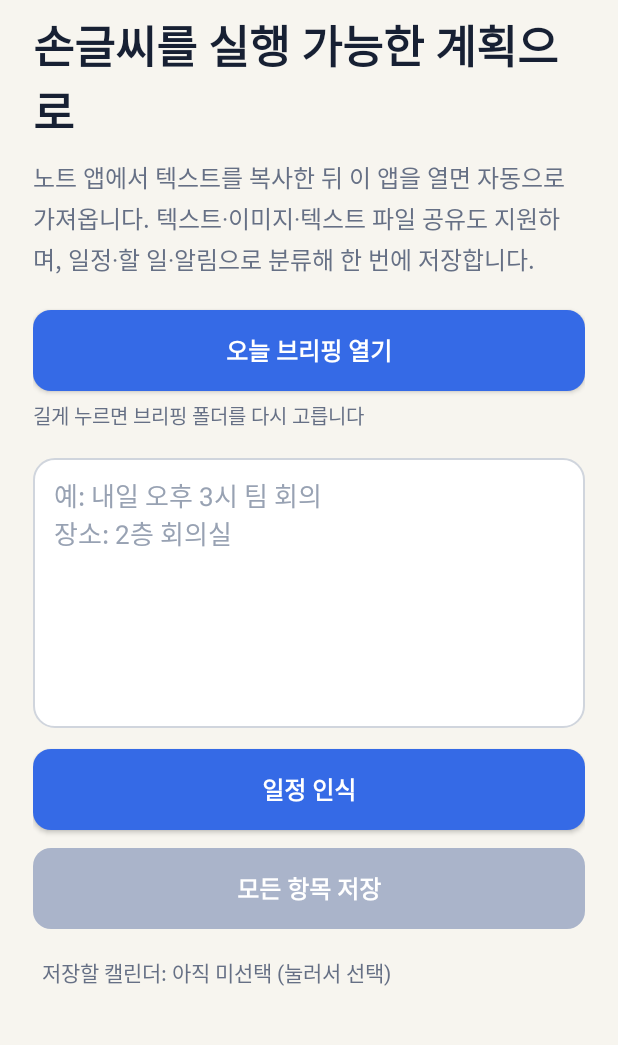
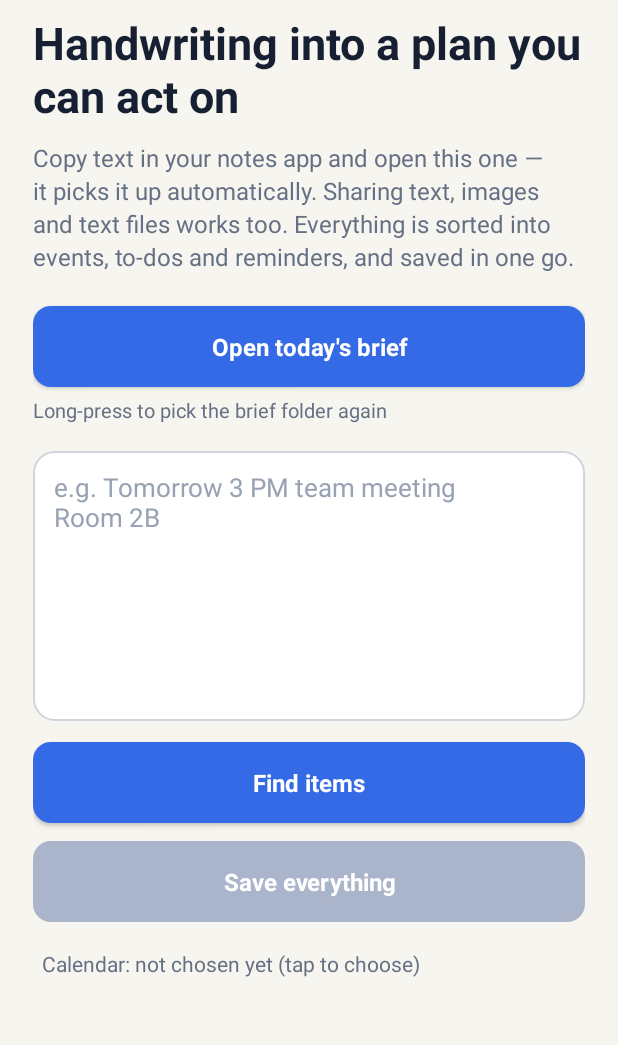
Before and after one commit to terrysf-web/nebo-companion, an Android app: the screen it shows after launch (MainActivity), on a phone screen of 412 x 824 dp, the part 70-1115 px from its top. Run offline under Robolectric (Android 15) with nearby library versions, the phone set to English and light mode, and no system bars; libraries missing offline, so code that uses them is left out: com.google.mlkit.vision.

Commit message:
App UI in English, Korean moved to values-ko
Every user-facing string was Korean, including the ones hard-coded in
MainActivity and ReminderReceiver. English is now the default resource
set and the Korean text moved to values-ko, so a Korean-locale device
still sees Korean and nothing is lost.

The parser regexes stay as they are: they read what the user writes,
not what the app displays.

Co-Authored-By: Claude Opus 5 <noreply@anthropic.com>
Claude-Session: https://claude.ai/code/session_012ZYx8escR3P1aUaBEPEG39

```diff
--- a/app/src/main/java/com/terry/nebocompanion/EventParser.kt
+++ b/app/src/main/java/com/terry/nebocompanion/EventParser.kt
@@ -38,7 +38,7 @@ class EventParser(private val clock: Clock = Clock.systemDefaultZone()) {
         val consumed = dateResult.ranges + timeResult.ranges + reminderResult.ranges
         val title = cleanTitle(source, consumed)
         return ParsedEvent(
-            title = title.ifBlank { "Nebo 일정" },
+            title = title.ifBlank { "Nebo event" },
             description = source,
             start = start,
             end = start.plusHours(1),
--- a/app/src/main/res/values/strings.xml
+++ b/app/src/main/res/values/strings.xml
@@ -1,31 +1,42 @@
 <resources>
     <string name="app_name">Nebo Companion</string>
-    <string name="headline">손글씨를 실행 가능한 계획으로</string>
-    <string name="description">노트 앱에서 텍스트를 복사한 뒤 이 앱을 열면 자동으로 가져옵니다. 텍스트·이미지·텍스트 파일 공유도 지원하며, 일정·할 일·알림으로 분류해 한 번에 저장합니다.</string>
-    <string name="note_hint">예: 내일 오후 3시 팀 회의\n장소: 2층 회의실</string>
-    <string name="analyze">일정 인식</string>
-    <string name="add_calendar">모든 항목 저장</string>
-    <string name="no_event">날짜와 시간을 찾지 못했습니다. 예: “7월 20일 오후 2시 치과”</string>
-    <string name="event_ready">인식된 일정</string>
-    <string name="calendar_missing">일정을 받을 수 있는 캘린더 앱이 없습니다.</string>
-    <string name="calendar_permission">일정과 리마인더를 저장하려면 캘린더 권한이 필요합니다.</string>
-    <string name="calendar_saved">일정과 리마인더를 저장했습니다.</string>
-    <string name="calendar_save_failed">저장할 수 있는 캘린더를 찾지 못했습니다.</string>
-    <string name="ocr_running">손글씨 이미지를 읽는 중…</string>
-    <string name="ocr_empty">이미지에서 글자를 찾지 못했습니다. 글씨를 조금 더 크고 진하게 써보세요.</string>
-    <string name="ocr_failed">이미지 인식 실패: %1$s</string>
-    <string name="ocr_open_failed">공유된 파일을 열 수 없습니다 (%1$s). Nebo에서 이미지 형식으로 공유했는지 확인해주세요.</string>
-    <string name="choose_calendar">저장할 캘린더 선택</string>
-    <string name="calendar_target">저장 위치: %1$s (눌러서 변경)</string>
-    <string name="calendar_target_unset">저장할 캘린더: 아직 미선택 (눌러서 선택)</string>
-    <string name="calendar_fallback">캘린더 앱이 열립니다. 저장 버튼을 눌러 완료해주세요.</string>
-    <string name="clipboard_imported">복사한 텍스트를 자동으로 가져왔습니다.</string>
-    <string name="open_brief">오늘 브리핑 열기</string>
-    <string name="brief_hint">길게 누르면 브리핑 폴더를 다시 고릅니다</string>
-    <string name="brief_loaded">브리핑을 가져왔습니다. Nebo에서 구분선 아래에 계획을 쓴 뒤 공유하세요.</string>
-    <string name="brief_not_found">%1$s 파일이 없습니다. 폴더가 맞는지, 오늘 브리핑이 동기화됐는지 확인하세요. (길게 눌러 폴더 변경)</string>
-    <string name="brief_read_failed">브리핑 파일을 읽지 못했습니다 (%1$s)</string>
-    <string name="brief_empty">브리핑 파일이 비어 있습니다.</string>
-    <string name="brief_folder_failed">폴더 접근 권한을 저장하지 못했습니다. 다시 선택해주세요.</string>
-    <string name="brief_no_picker">파일 선택기를 열 수 없습니다.</string>
+    <string name="headline">Handwriting into a plan you can act on</string>
+    <string name="description">Copy text in your notes app and open this one — it picks it up automatically. Sharing text, images and text files works too. Everything is sorted into events, to-dos and reminders, and saved in one go.</string>
+    <string name="note_hint">e.g. Tomorrow 3 PM team meeting\nRoom 2B</string>
+    <string name="analyze">Find items</string>
+    <string name="add_calendar">Save everything</string>
+    <string name="no_event">No date and time found. Try “July 20 at 2 PM, dentist”.</string>
+    <string name="event_ready">Recognised event</string>
+    <string name="calendar_missing">No app on this device can take a calendar event.</string>
+    <string name="calendar_permission">Saving events and reminders needs calendar permission.</string>
+    <string name="calendar_saved">Events and reminders saved.</string>
+    <string name="calendar_save_failed">No calendar available to save into.</string>
+    <string name="ocr_running">Reading the handwriting…</string>
+    <string name="ocr_empty">No text found in the image. Try writing a little larger and darker.</string>
+    <string name="ocr_failed">Could not read the image: %1$s</string>
+    <string name="ocr_open_failed">Could not open the shared file (%1$s). Check that Nebo shared it as an image.</string>
+    <string name="choose_calendar">Choose a calendar</string>
+    <string name="calendar_target">Saving to: %1$s (tap to change)</string>
+    <string name="calendar_target_unset">Calendar: not chosen yet (tap to choose)</string>
+    <string name="calendar_fallback">Your calendar app will open. Press save there to finish.</string>
+    <string name="clipboard_imported">Picked up the copied text.</string>
+    <string name="open_brief">Open today\'s brief</string>
+    <string name="brief_hint">Long-press to pick the brief folder again</string>
+    <string name="brief_loaded">Brief loaded. Write your plan below the line in Nebo, then share it back.</string>
+    <string name="brief_not_found">No %1$s here. Check the folder, and that today\'s brief has synced. (Long-press to change folder.)</string>
+    <string name="brief_read_failed">Could not read the brief file (%1$s)</string>
+    <string name="brief_empty">The brief file is empty.</string>
+    <string name="brief_folder_failed">Could not keep access to that folder. Please pick it again.</string>
+    <string name="brief_no_picker">No file picker available on this device.</string>
+    <string name="items_found">%1$d item(s) found</string>
+    <string name="type_event">Event</string>
+    <string name="type_task">To-do</string>
+    <string name="type_reminder">Reminder</string>
+    <string name="saved_with_calendar">Saved %1$d item(s) — events went to %2$s</string>
+    <string name="saved_count">Saved %1$d item(s).</string>
+    <string name="calendar_unnamed">Calendar %1$s</string>
+    <string name="calendar_local">On this device</string>
+    <string name="reminder_channel">Nebo reminders</string>
+    <string name="reminder_title">Nebo reminder</string>
+    <string name="reminder_body">Saved from Nebo.</string>
 </resources>
```
Also changed, not shown: app/src/main/java/com/terry/nebocompanion/CaptureParser.kt (+5 -4 lines), app/src/main/java/com/terry/nebocompanion/MainActivity.kt (+19 -10 lines), app/src/main/java/com/terry/nebocompanion/ReminderReceiver.kt (+7 -3 lines), 1 other file.
